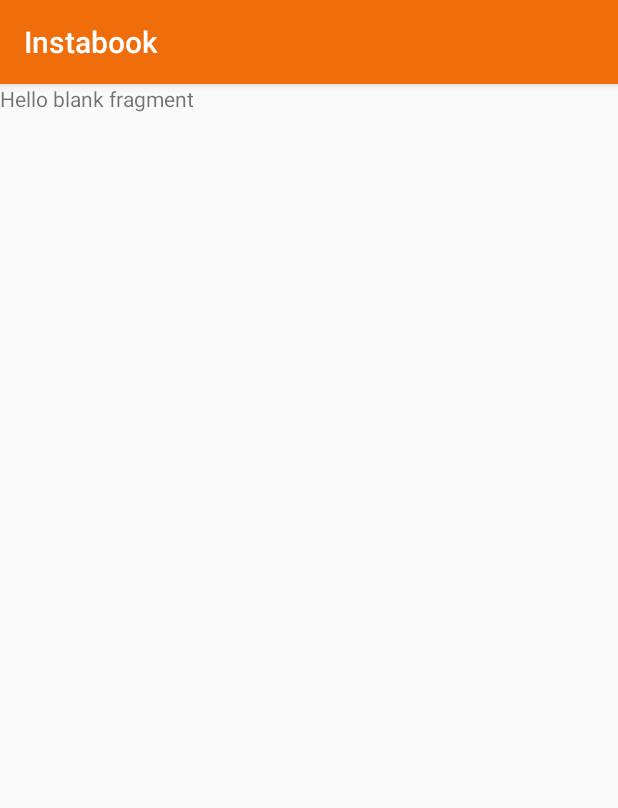
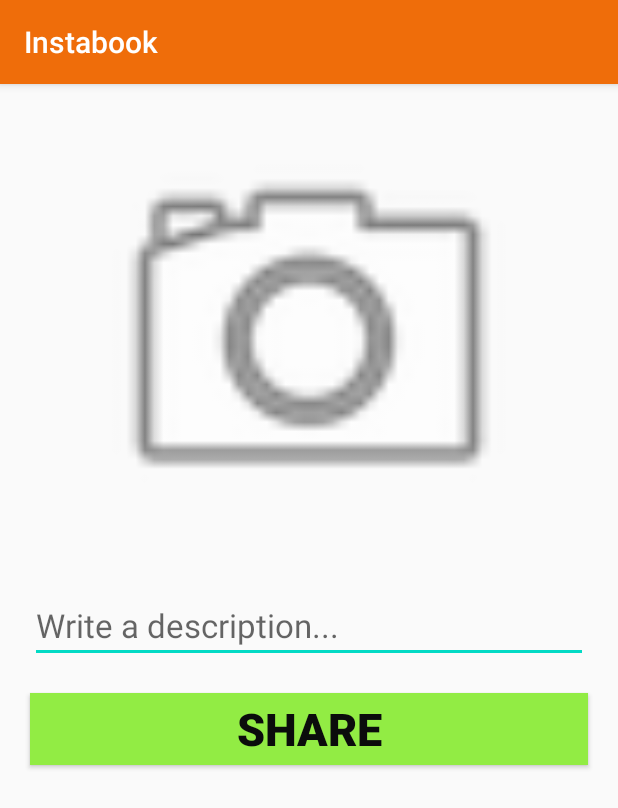
Before and after one commit to ut-ka-rs-h/Instabook, an Android app: the fragment SharePictureTab shown on its own in the app's theme, on a phone screen of 412 x 824 dp. Shown: the top 808 px of the screen. Run offline under Robolectric (Android 15) with nearby library versions, the phone set to English and light mode, and no system bars; libraries missing offline, so code that uses them is left out: com.parse, com.shashank.sony; Roboto replaces fonts that are not available here.

Commit message:
Share Picture Tab implemented...

```diff
--- a/app/src/main/java/com/practice/instagramclone/SharePictureTab.java
+++ b/app/src/main/java/com/practice/instagramclone/SharePictureTab.java
@@ -1,64 +1,178 @@
 package com.practice.instagramclone;
 
+import android.Manifest;
+import android.app.Activity;
+import android.app.ProgressDialog;
+import android.content.Intent;
+import android.content.pm.PackageManager;
+import android.database.Cursor;
+import android.graphics.Bitmap;
+import android.graphics.BitmapFactory;
+import android.net.Uri;
+import android.os.Build;
 import android.os.Bundle;
 
+import androidx.annotation.NonNull;
+import androidx.annotation.Nullable;
+import androidx.core.app.ActivityCompat;
 import androidx.fragment.app.Fragment;
 
+import android.provider.MediaStore;
 import android.view.LayoutInflater;
 import android.view.View;
 import android.view.ViewGroup;
+import android.widget.Button;
+import android.widget.EditText;
+import android.widget.ImageView;
+import android.widget.ProgressBar;
+import android.widget.Toast;
 
-/**
- * A simple {@link Fragment} subclass.
- * Use the {@link SharePictureTab#newInstance} factory method to
- * create an instance of this fragment.
- */
-public class SharePictureTab extends Fragment {
+import com.parse.ParseException;
+import com.parse.ParseFile;
+import com.parse.ParseObject;
+import com.parse.ParseUser;
+import com.parse.SaveCallback;
+import com.shashank.sony.fancytoastlib.FancyToast;
 
-    // TODO: Rename parameter arguments, choose names that match
-    // the fragment initialization parameters, e.g. ARG_ITEM_NUMBER
-    private static final String ARG_PARAM1 = "param1";
-    private static final String ARG_PARAM2 = "param2";
+import java.io.ByteArrayInputStream;
+import java.io.ByteArrayOutputStream;
 
-    // TODO: Rename and change types of parameters
-    private String mParam1;
-    private String mParam2;
+public class SharePictureTab extends Fragment implements View.OnClickListener{
+    private ImageView imgShareST;
+    private EditText edtDescriptionST;
+    private Button btnShareST;
+    private Bitmap receivedImageBitmap;
 
     public SharePictureTab() {
         // Required empty public constructor
     }
 
-    /**
-     * Use this factory method to create a new instance of
-     * this fragment using the provided parameters.
-     *
-     * @param param1 Parameter 1.
-     * @param param2 Parameter 2.
-     * @return A new instance of fragment SharePictureTab.
-     */
-    // TODO: Rename and change types and number of parameters
-    public static SharePictureTab newInstance(String param1, String param2) {
-        SharePictureTab fragment = new SharePictureTab();
-        Bundle args = new Bundle();
-        args.putString(ARG_PARAM1, param1);
-        args.putString(ARG_PARAM2, param2);
-        fragment.setArguments(args);
-        return fragment;
-    }
-
-    @Override
-    public void onCreate(Bundle savedInstanceState) {
-        super.onCreate(savedInstanceState);
-        if (getArguments() != null) {
-            mParam1 = getArguments().getString(ARG_PARAM1);
-            mParam2 = getArguments().getString(ARG_PARAM2);
-        }
-    }
 
     @Override
     public View onCreateView(LayoutInflater inflater, ViewGroup container,
                              Bundle savedInstanceState) {
         // Inflate the layout for this fragment
-        return inflater.inflate(R.layout.fragment_share_picture_tab, container, false);
+        View view = inflater.inflate(R.layout.fragment_share_picture_tab, container, false);
+
+        imgShareST = view.findViewById(R.id.imgShareST);
+        edtDescriptionST = view.findViewById(R.id.edtdescriptionST);
+        btnShareST = view.findViewById(R.id.btnShareST);
+
+        imgShareST.setOnClickListener(this);
+        btnShareST.setOnClickListener(this);
+
+        return view;
+    }
+
+    @Override
+    public void onClick(View v) {
+        switch (v.getId()){
+
+            case R.id.imgShareST:
+
+                if (Build.VERSION.SDK_INT >= 23 && ActivityCompat.checkSelfPermission(getContext(),
+                        Manifest.permission.READ_EXTERNAL_STORAGE) != PackageManager.PERMISSION_GRANTED) {
+
+                    requestPermissions(new String[]
+                            {Manifest.permission.READ_EXTERNAL_STORAGE},1000);
+
+                }
+                else {
+                    getChosenImage();
+                }
+
+                break;
+            case R.id.btnShareST:
+                if (receivedImageBitmap != null) {
+                    if (edtDescriptionST.getText().toString().equals("")){
+                        FancyToast.makeText(getContext(), "You must specify a description",
+                                Toast.LENGTH_SHORT, FancyToast.INFO,true).show();
+                    }
+                    else {
+                        ByteArrayOutputStream byteArrayOutputStream = new ByteArrayOutputStream(); //to convert image to an array of bytes..
+                        receivedImageBitmap.compress(Bitmap.CompressFormat.PNG, 100, byteArrayOutputStream);
+                        byte[] bytes = byteArrayOutputStream.toByteArray();
+                        ParseFile parseFile = new ParseFile("img.png", bytes);
+                        ParseObject parseObject = new ParseObject("Photo");
+                        parseObject.put("picture", parseFile);
+                        parseObject.put("image_des", edtDescriptionST.getText().toString());
+                        parseObject.put("username", ParseUser.getCurrentUser().getUsername());
+                        final ProgressDialog dialog = new ProgressDialog(getContext());
+                        dialog.setMessage("Uploading...");
+                        dialog.show();
+                        parseObject.saveInBackground(new SaveCallback() {
+                            @Override
+                            public void done(ParseException e) {
+                                if (e == null){
+                                    FancyToast.makeText(getContext(), "Done!",
+                                            Toast.LENGTH_SHORT, FancyToast.SUCCESS,true).show();
+                                }
+                                else {FancyToast.makeText(getContext(), "Unknown Error : " + e.getMessage(),
+                                        Toast.LENGTH_SHORT, FancyToast.INFO,true).show();}
+                                dialog.dismiss();
+                            }
+
+
+                        });
+
+                    }
+
+                }
+                else {FancyToast.makeText(getContext(), "Select the image first",
+                        Toast.LENGTH_SHORT, FancyToast.INFO,true).show();}
+
+                break;
+
+        }
+    }
+
+    private void getChosenImage() {
+        //FancyToast.makeText(getContext(), "Hurrey!!!", Toast.LENGTH_LONG, FancyToast.INFO, true).show();
+        Intent intent = new Intent(Intent.ACTION_PICK, MediaStore.Images.Media.EXTERNAL_CONTENT_URI);
+        startActivityForResult(intent, 2000);
+    }
+
+    @Override
+    public void onRequestPermissionsResult(int requestCode, @NonNull String[] permissions, @NonNull int[] grantResults) {
+        super.onRequestPermissionsResult(requestCode, permissions, grantResults);
+
+        if (requestCode == 1000){
+
+            if (grantResults.length > 0 && grantResults[0] ==
+            PackageManager.PERMISSION_GRANTED){
+                getChosenImage();
+            }
+
+        }
+    }
+
+    @Override
+    public void onActivityResult(int requestCode, int resultCode, @Nullable Intent data) {
+        super.onActivityResult(requestCode, resultCode, data);
+
+        if (requestCode == 2000) {
+
+            if (resultCode == Activity.RESULT_OK){
+
+                try {
+                    Uri selectedImage = data.getData();
+                    String[] filePathColumn = {MediaStore.Images.Media.DATA};
+                    Cursor cursor = getActivity().getContentResolver().query(selectedImage, filePathColumn,
+                            null, null, null);
+                    cursor.moveToFirst();
+                    int columnIndex = cursor.getColumnIndex(filePathColumn[0]);
+                    String picturePath = cursor.getString(columnIndex);
+                    cursor.close();
+                    receivedImageBitmap = BitmapFactory.decodeFile(picturePath);
+
+                    imgShareST.setImageBitmap(receivedImageBitmap);
+                } catch (Exception e) {
+                    e.printStackTrace();
+                }
+
+            }
+
+        }
+
     }
 }
--- a/app/src/main/res/layout/fragment_share_picture_tab.xml
+++ b/app/src/main/res/layout/fragment_share_picture_tab.xml
@@ -1,14 +1,46 @@
 <?xml version="1.0" encoding="utf-8"?>
-<FrameLayout xmlns:android="http://schemas.android.com/apk/res/android"
+<androidx.constraintlayout.widget.ConstraintLayout
+    xmlns:android="http://schemas.android.com/apk/res/android"
+    xmlns:app="http://schemas.android.com/apk/res-auto"
     xmlns:tools="http://schemas.android.com/tools"
     android:layout_width="match_parent"
     android:layout_height="match_parent"
     tools:context=".SharePictureTab">
 
-    <!-- TODO: Update blank fragment layout -->
-    <TextView
-        android:layout_width="match_parent"
-        android:layout_height="match_parent"
-        android:text="@string/hello_blank_fragment" />
+    <ImageView
+        android:id="@+id/imgShareST"
+        android:layout_width="0dp"
+        android:layout_height="300dp"
+        android:layout_marginTop="16dp"
+        android:src="@android:drawable/ic_menu_camera"
+        app:layout_constraintEnd_toEndOf="parent"
+        app:layout_constraintStart_toStartOf="parent"
+        app:layout_constraintTop_toTopOf="parent" />
 
-</FrameLayout>
+    <EditText
+        android:id="@+id/edtdescriptionST"
+        android:layout_width="0dp"
+        android:layout_height="wrap_content"
+        android:layout_margin="20dp"
+        android:ems="10"
+        android:hint="Write a description..."
+        android:inputType="textPersonName"
+        android:textSize="22sp"
+        app:layout_constraintEnd_toEndOf="parent"
+        app:layout_constraintStart_toStartOf="parent"
+        app:layout_constraintTop_toBottomOf="@+id/imgShareST" />
+
+    <Button
+        android:id="@+id/btnShareST"
+        android:layout_width="0dp"
+        android:layout_height="wrap_content"
+        android:layout_margin="20dp"
+        android:background="#92EC44"
+        android:text="Share"
+        android:textColor="#0B0C0C"
+        android:textSize="30sp"
+        android:textStyle="bold"
+        app:layout_constraintEnd_toEndOf="parent"
+        app:layout_constraintStart_toStartOf="parent"
+        app:layout_constraintTop_toBottomOf="@+id/edtdescriptionST" />
+</androidx.constraintlayout.widget.ConstraintLayout>
```
Also changed, not shown: app/src/main/java/com/practice/instagramclone/ProfileTab.java (+9 -1 lines), app/src/main/res/layout/fragment_profile_tab.xml (+5 -4 lines).
